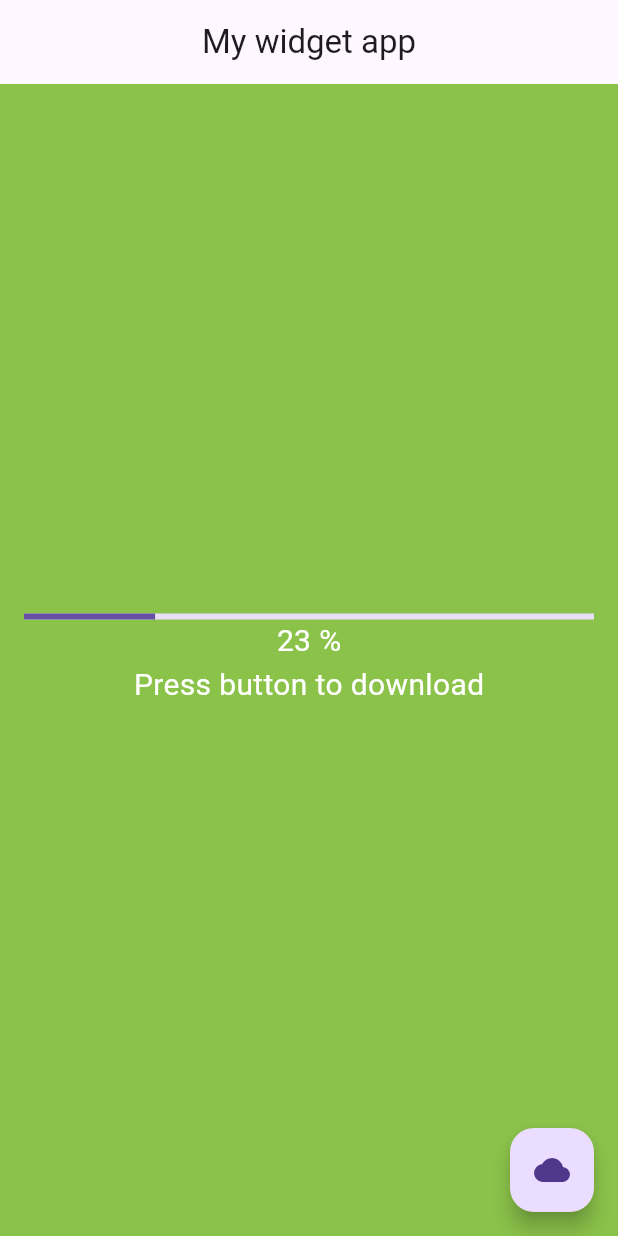
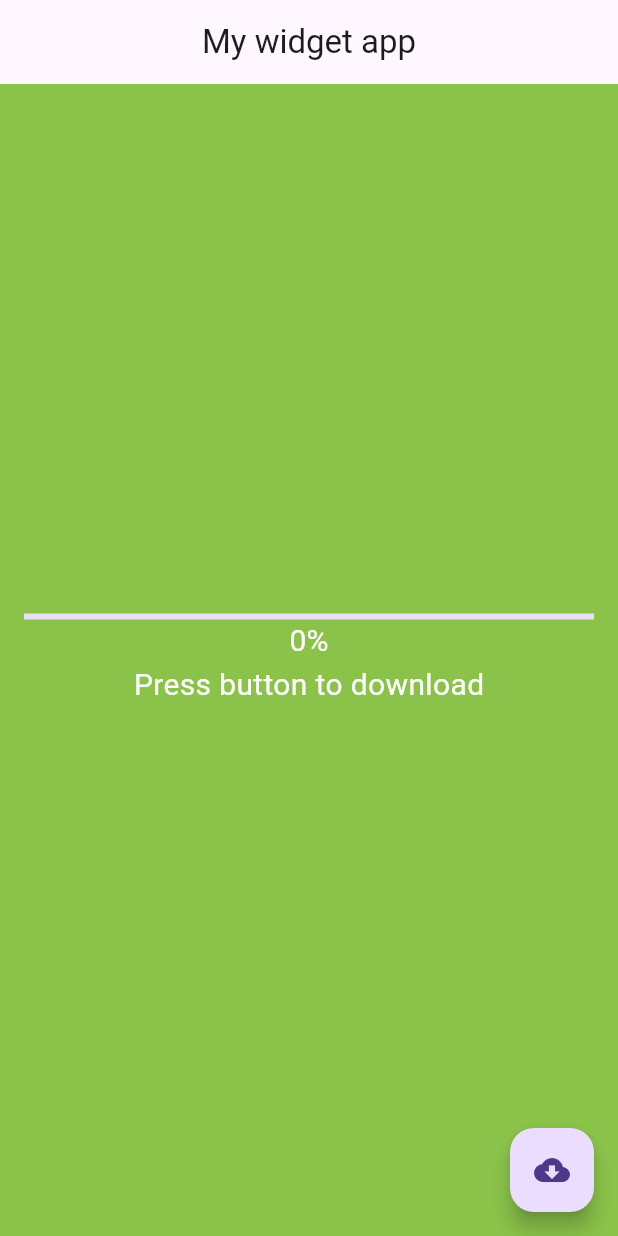
Before and after one commit to slimbde/flutter-cource, a Flutter app: the screen it shows after launch, on a phone screen of 412 x 824 dp. Run offline on Flutter 3.47's test engine with Material 3 defaults, Android fonts, the phone set to English and light mode, and no system bars.

Commit message:
stateless-widget

```diff
--- a/lib/main.dart
+++ b/lib/main.dart
@@ -1,47 +1,6 @@
 import 'package:flutter/material.dart';
+import 'package:flutter_application_1/my_first_app.dart';
 
 void main() {
   runApp(MyFirstApp());
 }
-
-class MyFirstApp extends StatelessWidget {
-  const MyFirstApp({super.key});
-
-  @override
-  Widget build(BuildContext context) {
-    return MaterialApp(
-      home: Scaffold(
-        backgroundColor: Colors.lightGreen,
-        appBar: AppBar(
-          title: Text("My widget app"),
-          centerTitle: true,
-        ),
-        body: Center(
-          child: Container(
-            padding: EdgeInsets.all(16),
-            child: Column(
-              mainAxisAlignment: MainAxisAlignment.center,
-              children: [
-                LinearProgressIndicator(
-                  value: 0.23,
-                ),
-                Text(
-                  '23 %',
-                  style: TextStyle(color: Colors.white, fontSize: 20),
-                ),
-                Text(
-                  'Press button to download',
-                  style: TextStyle(color: Colors.white, fontSize: 20),
-                )
-              ],
-            ),
-          ),
-        ),
-        floatingActionButton: FloatingActionButton(
-          onPressed: null,
-          child: Icon(Icons.cloud),
-        ),
-      ),
-    );
-  }
-}
--- /dev/null
+++ b/lib/my_first_app.dart
@@ -0,0 +1,82 @@
+import 'dart:async';
+
+import 'package:flutter/material.dart';
+
+class MyFirstApp extends StatefulWidget {
+  const MyFirstApp({super.key});
+
+  @override
+  State<MyFirstApp> createState() => _MyFirstAppState();
+}
+
+class _MyFirstAppState extends State<MyFirstApp> {
+  bool _isLoading = false;
+  double _percent = 0.0;
+
+  _download() {
+    setState(() {
+      _isLoading = !_isLoading;
+    });
+
+    if (_isLoading) {
+      _percent = 0;
+
+      const delay = Duration(milliseconds: 10);
+      Timer.periodic(delay, (Timer t) {
+        setState(() {
+          _percent += 0.01;
+
+          if (_percent.toStringAsFixed(2) == '1.00') {
+            _isLoading = false;
+            t.cancel();
+
+            Future.delayed(Duration(seconds: 1), () {
+              setState(() {
+                _percent = 0.0;
+              });
+            });
+            return;
+          }
+        });
+      });
+    }
+  }
+
+  @override
+  Widget build(BuildContext context) {
+    return MaterialApp(
+      home: Scaffold(
+        backgroundColor: Colors.lightGreen,
+        appBar: AppBar(
+          title: Text("My widget app"),
+          centerTitle: true,
+        ),
+        body: Center(
+          child: Container(
+            padding: EdgeInsets.all(16),
+            child: Column(
+              mainAxisAlignment: MainAxisAlignment.center,
+              children: [
+                LinearProgressIndicator(
+                  value: _percent,
+                ),
+                Text(
+                  '${(_percent * 100).toStringAsFixed(0)}%',
+                  style: TextStyle(color: Colors.white, fontSize: 20),
+                ),
+                Text(
+                  'Press button to download',
+                  style: TextStyle(color: Colors.white, fontSize: 20),
+                )
+              ],
+            ),
+          ),
+        ),
+        floatingActionButton: FloatingActionButton(
+          onPressed: _download,
+          child: Icon(Icons.cloud_download),
+        ),
+      ),
+    );
+  }
+}
```
